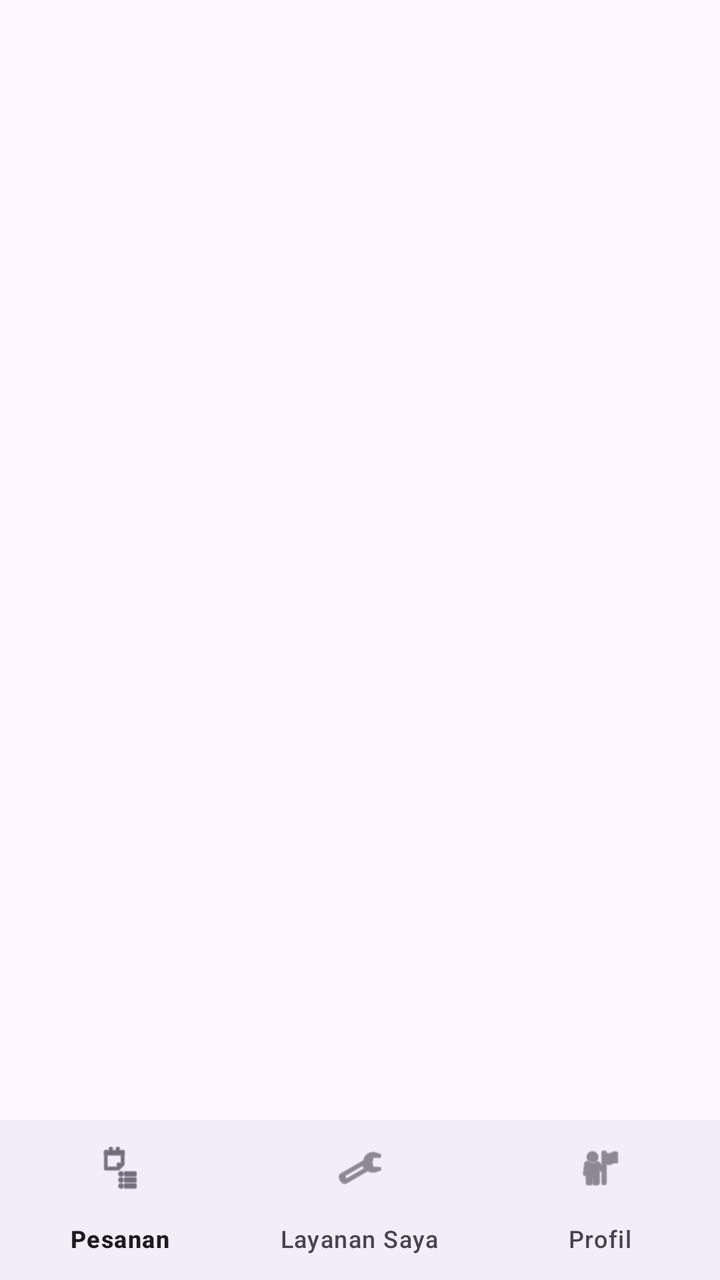
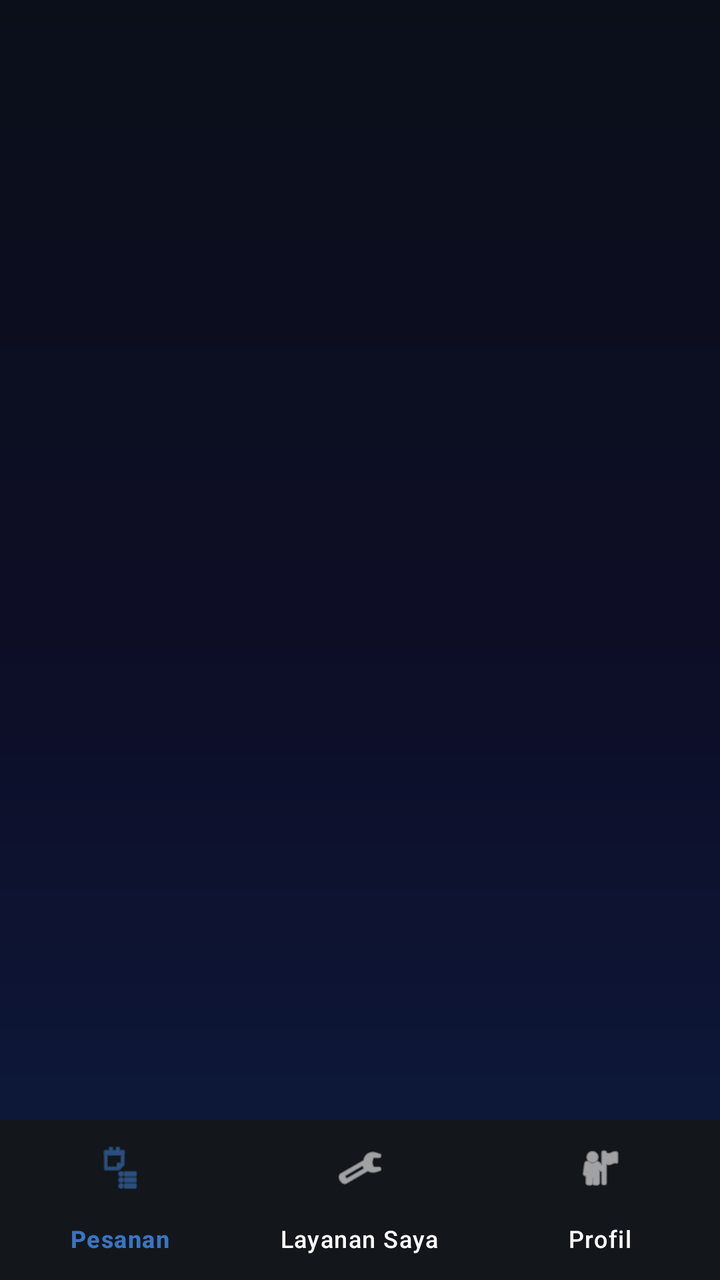

Two renders of the same Android screen: before a commit and after it. Below are the layout's source before the change and the commit's diff.
<!-- AndroidManifest.xml: application theme Theme.FixIt_v2 -->
<!-- res/layout/activity_technician_dashboard.xml -->
<?xml version="1.0" encoding="utf-8"?>
<RelativeLayout xmlns:android="http://schemas.android.com/apk/res/android"
    xmlns:app="http://schemas.android.com/apk/res-auto"
    android:layout_width="match_parent"
    android:layout_height="match_parent">

    <FrameLayout
        android:id="@+id/technician_fragment_container"
        android:layout_width="match_parent"
        android:layout_height="match_parent"
        android:layout_above="@+id/technician_bottom_navigation" />

    <com.google.android.material.bottomnavigation.BottomNavigationView
        android:id="@+id/technician_bottom_navigation"
        android:layout_width="match_parent"
        android:layout_height="wrap_content"
        android:layout_alignParentBottom="true"
        app:menu="@menu/technician_bottom_nav_menu" />

</RelativeLayout>
<!-- resources referenced by this layout -->
<resources>
  <style name="Theme.FixIt_v2" parent="Base.Theme.FixIt_v2" />
  <style name="Base.Theme.FixIt_v2" parent="Theme.Material3.DayNight.NoActionBar">
          
          
      </style>
</resources>

<!-- the commit's change to res/layout/activity_technician_dashboard.xml (unified diff, before → after) -->
@@ -2,7 +2,8 @@
 <RelativeLayout xmlns:android="http://schemas.android.com/apk/res/android"
     xmlns:app="http://schemas.android.com/apk/res-auto"
     android:layout_width="match_parent"
-    android:layout_height="match_parent">
+    android:layout_height="match_parent"
+    android:background="@drawable/gradient_background">
 
     <FrameLayout
         android:id="@+id/technician_fragment_container"
@@ -15,6 +16,9 @@
         android:layout_width="match_parent"
         android:layout_height="wrap_content"
         android:layout_alignParentBottom="true"
+        android:background="@color/bottom_nav_background"
+        app:itemIconTint="@color/bottom_nav_color_selector"
+        app:itemTextColor="@color/bottom_nav_color_selector"
         app:menu="@menu/technician_bottom_nav_menu" />
 
 </RelativeLayout>
<!-- resource entries referenced after the edit -->
@@ -1,9 +1,62 @@
 <!-- resources referenced by this layout -->
 <resources>
+  <color name="bottom_nav_background">#13171B</color>
+  <!-- drawable gradient_background (drawable) -->
+  <?xml version="1.0" encoding="utf-8"?>
+  <shape xmlns:android="http://schemas.android.com/apk/res/android"
+      android:shape="rectangle">
+      <gradient
+          android:type="linear"
+          android:angle="-90"
+          android:startColor="@color/gradient_start_dark"
+          android:centerColor="@color/gradient_center_dark"
+          android:endColor="@color/gradient_end_dark" />
+  </shape>
   <style name="Theme.FixIt_v2" parent="Base.Theme.FixIt_v2" />
-  <style name="Base.Theme.FixIt_v2" parent="Theme.Material3.DayNight.NoActionBar">
+  <color name="gradient_start_dark">#0B0F1A</color>
+  <color name="gradient_center_dark">#0D0D26</color>
+  <color name="gradient_end_dark">#0D1B3E</color>
+  <style name="Base.Theme.FixIt_v2" parent="Theme.Material3.Dark.NoActionBar">
           
-          
+          <item name="colorPrimary">@color/primary</item>
+          <item name="colorSecondary">@color/secondary</item>
+          <item name="android:windowBackground">@drawable/gradient_background</item>
+          <item name="android:textViewStyle">@style/Widget.FixIt.TextView</item>
+          <item name="alertDialogTheme">@style/AlertDialogTheme</item> 
       </style>
+  <color name="primary">#6C63FF</color>
+  <color name="secondary">#00E5FF</color>
+  <style name="Widget.FixIt.TextView" parent="Widget.AppCompat.TextView">
+          <item name="android:textAppearance">@style/TextAppearance.FixIt.Body</item>
+      </style>
+  <style name="AlertDialogTheme" parent="ThemeOverlay.Material3.Dark">
+          <item name="android:windowBackground">@drawable/glass_card_background</item>
+          <item name="colorSurface">@android:color/transparent</item>
+          <item name="android:textColorPrimary">@color/text_primary_dark</item>
+          <item name="android:textColorSecondary">@color/text_secondary_dark</item>
+          <item name="buttonBarPositiveButtonStyle">@style/AlertDialog.Button</item>
+          <item name="buttonBarNegativeButtonStyle">@style/AlertDialog.Button</item>
+      </style>
+  <style name="TextAppearance.FixIt.Body" parent="TextAppearance.MaterialComponents.Body1">
+          <item name="android:textColor">@color/text_secondary_dark</item>
+          <item name="android:alpha">0.8</item>
+      </style>
+  <!-- drawable glass_card_background (drawable) -->
+  <?xml version="1.0" encoding="utf-8"?>
+  <shape xmlns:android="http://schemas.android.com/apk/res/android"
+      android:shape="rectangle">
+      <solid android:color="@color/card_glass_background"/>
+      <corners android:radius="@dimen/corner_radius_large"/>
+      <stroke android:width="@dimen/card_stroke_width" android:color="@color/card_glass_stroke"/>
+  </shape>
+  <color name="text_primary_dark">#FFFFFF</color>
+  <color name="text_secondary_dark">#A0A4B8</color>
+  <style name="AlertDialog.Button" parent="Widget.Material3.Button.TextButton.Dialog">
+          <item name="android:textColor">@color/primary</item>
+      </style>
+  <color name="card_glass_background">#14FFFFFF</color>
+  <dimen name="corner_radius_large">28dp</dimen>
+  <dimen name="card_stroke_width">1dp</dimen>
+  <color name="card_glass_stroke">#33FFFFFF</color>
 </resources>
 
